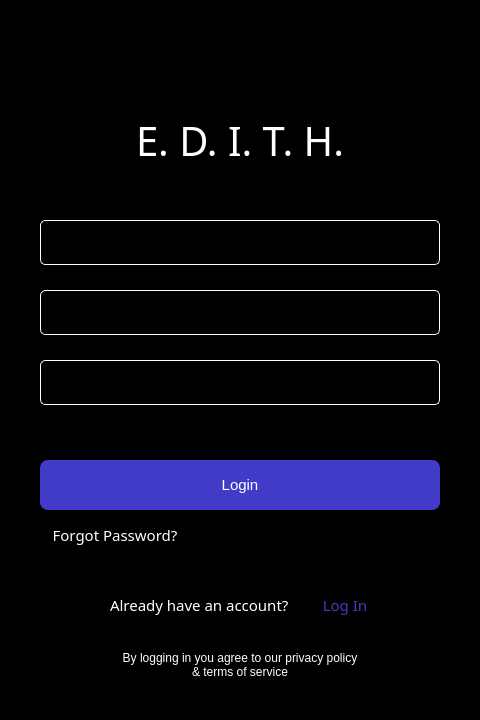
Above: ui/signup.ui from ansh-dagha/E.D.I.T.H. before the change. Below: the same form after it.
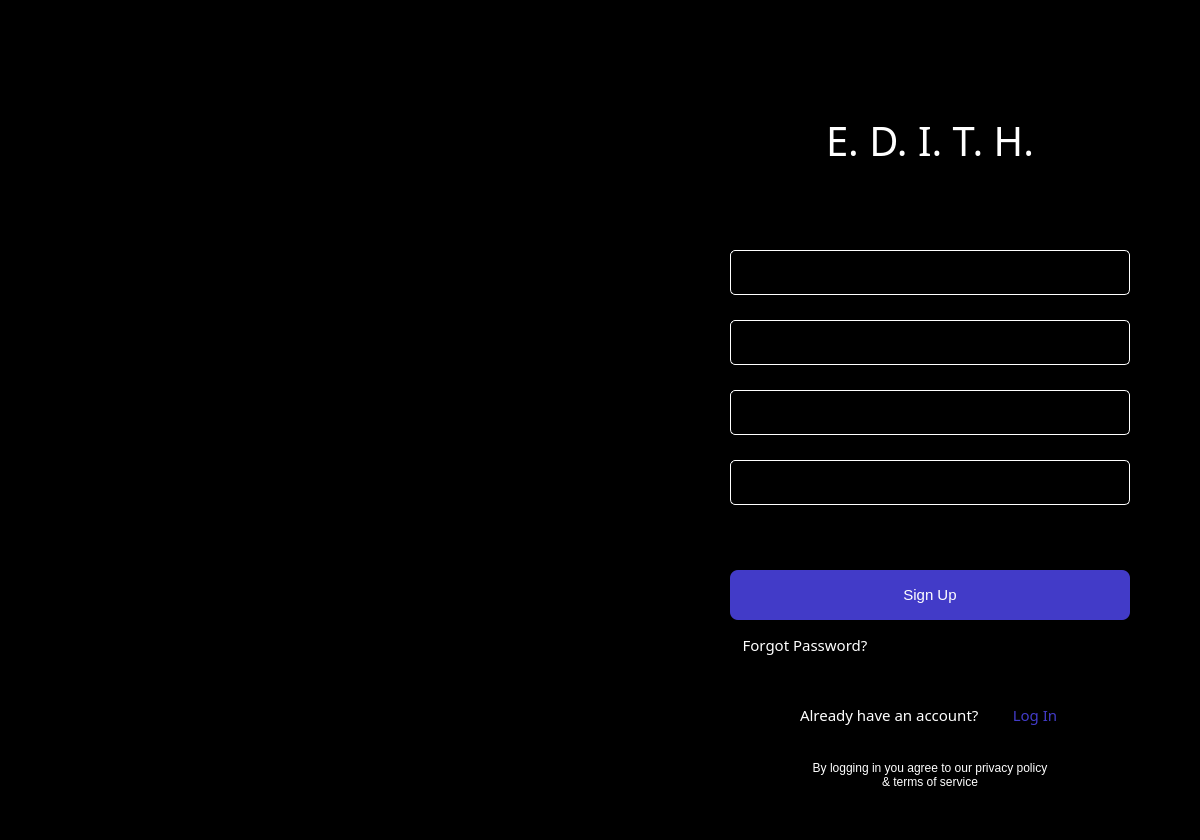
That is the form after the change. Icons and pictures are not drawn.

Commit message: signup ui beta

```diff
--- a/ui/signup.ui
+++ b/ui/signup.ui
@@ -6,14 +6,14 @@
    <rect>
     <x>0</x>
     <y>0</y>
-    <width>480</width>
-    <height>720</height>
+    <width>1200</width>
+    <height>840</height>
    </rect>
   </property>
   <property name="minimumSize">
    <size>
-    <width>480</width>
-    <height>720</height>
+    <width>1200</width>
+    <height>840</height>
    </size>
   </property>
   <property name="windowTitle">
@@ -25,8 +25,8 @@
   <widget class="QPushButton" name="forgotpasswordButton">
    <property name="geometry">
     <rect>
-     <x>40</x>
-     <y>520</y>
+     <x>730</x>
+     <y>630</y>
      <width>150</width>
      <height>30</height>
     </rect>
@@ -64,8 +64,8 @@
   <widget class="QPushButton" name="loginButton">
    <property name="geometry">
     <rect>
-     <x>40</x>
-     <y>460</y>
+     <x>730</x>
+     <y>570</y>
      <width>400</width>
      <height>50</height>
     </rect>
@@ -82,14 +82,14 @@
     <string notr="true">background: #423BC8; color: white; border-radius: 8;</string>
    </property>
    <property name="text">
-    <string>Login</string>
+    <string>Sign Up</string>
    </property>
   </widget>
   <widget class="QLabel" name="termsLabel">
    <property name="geometry">
     <rect>
-     <x>120</x>
-     <y>640</y>
+     <x>810</x>
+     <y>750</y>
      <width>240</width>
      <height>50</height>
     </rect>
@@ -143,8 +143,8 @@
   <widget class="QLineEdit" name="inputEmail">
    <property name="geometry">
     <rect>
-     <x>40</x>
-     <y>290</y>
+     <x>730</x>
+     <y>320</y>
      <width>400</width>
      <height>45</height>
     </rect>
@@ -180,8 +180,8 @@
   <widget class="QLineEdit" name="inputPassword">
    <property name="geometry">
     <rect>
-     <x>40</x>
-     <y>360</y>
+     <x>730</x>
+     <y>390</y>
      <width>400</width>
      <height>45</height>
     </rect>
@@ -223,7 +223,7 @@
   <widget class="QLabel" name="edithLabel">
    <property name="geometry">
     <rect>
-     <x>90</x>
+     <x>780</x>
      <y>110</y>
      <width>300</width>
      <height>60</height>
@@ -257,8 +257,8 @@
   <widget class="QLabel" name="errorLabel">
    <property name="geometry">
     <rect>
-     <x>40</x>
-     <y>410</y>
+     <x>730</x>
+     <y>520</y>
      <width>400</width>
      <height>30</height>
     </rect>
@@ -290,8 +290,8 @@
   <widget class="QPushButton" name="signupButton">
    <property name="geometry">
     <rect>
-     <x>300</x>
-     <y>590</y>
+     <x>990</x>
+     <y>700</y>
      <width>90</width>
      <height>30</height>
     </rect>
@@ -329,8 +329,8 @@
   <widget class="QLabel" name="alreadyLabel">
    <property name="geometry">
     <rect>
-     <x>110</x>
-     <y>590</y>
+     <x>800</x>
+     <y>700</y>
      <width>211</width>
      <height>30</height>
     </rect>
@@ -360,8 +360,8 @@
   <widget class="QLineEdit" name="inputUsername">
    <property name="geometry">
     <rect>
-     <x>40</x>
-     <y>220</y>
+     <x>730</x>
+     <y>250</y>
      <width>400</width>
      <height>45</height>
     </rect>
@@ -394,26 +394,47 @@
     <string/>
    </property>
   </widget>
-  <widget class="QLabel" name="label">
+  <widget class="QLineEdit" name="inputPassword_2">
    <property name="geometry">
     <rect>
-     <x>50</x>
-     <y>230</y>
-     <width>25</width>
-     <height>25</height>
+     <x>730</x>
+     <y>460</y>
+     <width>400</width>
+     <height>45</height>
     </rect>
    </property>
+   <property name="font">
+    <font>
+     <family>MS Sans Serif</family>
+     <pointsize>11</pointsize>
+    </font>
+   </property>
+   <property name="contextMenuPolicy">
+    <enum>Qt::DefaultContextMenu</enum>
+   </property>
+   <property name="styleSheet">
+    <string notr="true">QLineEdit{
+color: white; 
+background: #00000000;
+border: 1px solid white;
+border-radius: 5;
+}
+
+QLineEdit:focus{
+border: 2px solid #423BC8;
+}
+
+
+</string>
+   </property>
+   <property name="inputMethodHints">
+    <set>Qt::ImhHiddenText|Qt::ImhNoAutoUppercase|Qt::ImhNoPredictiveText|Qt::ImhSensitiveData</set>
+   </property>
    <property name="text">
     <string/>
    </property>
-   <property name="textFormat">
-    <enum>Qt::RichText</enum>
-   </property>
-   <property name="pixmap">
-    <pixmap resource="image.qrc">:/images/user-icon.png</pixmap>
-   </property>
-   <property name="scaledContents">
-    <bool>true</bool>
+   <property name="echoMode">
+    <enum>QLineEdit::Password</enum>
    </property>
   </widget>
   <zorder>forgotpasswordButton</zorder>
```
Left out of the diff: 2 changed lines with no effect on the pictures.
